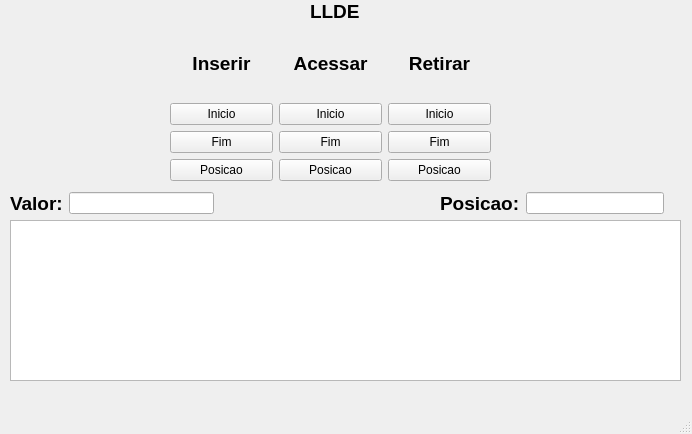
First picture: the form in llde/mainwindow.ui, repository cpedrohenrique1/LLDE, before the edit.
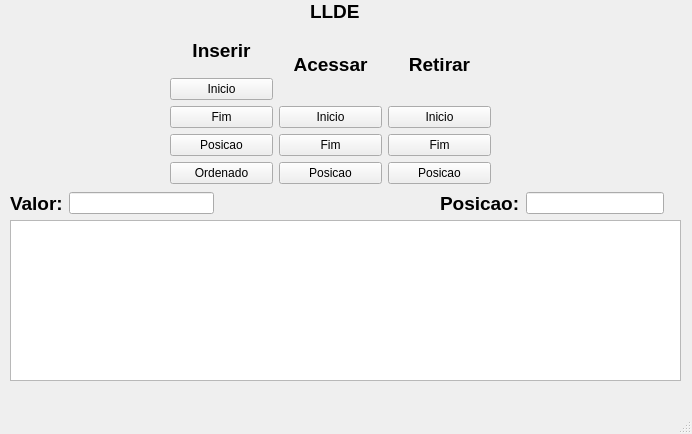
Second picture: the form after the edit. Icons and pictures are not drawn.

Commit message: botao inserir ordenado

Diff of the .ui file:
```diff
--- a/llde/mainwindow.ui
+++ b/llde/mainwindow.ui
@@ -81,7 +81,7 @@
       <x>170</x>
       <y>30</y>
       <width>321</width>
-      <height>151</height>
+      <height>154</height>
      </rect>
     </property>
     <layout class="QHBoxLayout" name="horizontalLayout">
@@ -145,6 +145,23 @@
          </property>
         </widget>
        </item>
+       <item>
+        <widget class="QPushButton" name="pushButton_inserirOrdenado">
+         <property name="text">
+          <string>Ordenado</string>
+         </property>
+         <property name="icon">
+          <iconset resource="sources.qrc">
+           <normaloff>:/icons/images/icons/adicionar.png</normaloff>:/icons/images/icons/adicionar.png</iconset>
+         </property>
+         <property name="iconSize">
+          <size>
+           <width>20</width>
+           <height>20</height>
+          </size>
+         </property>
+        </widget>
+       </item>
       </layout>
      </item>
      <item>
```
Left out of the diff: 2 changed lines with no effect on the pictures. The commit also changes 4 other files.
